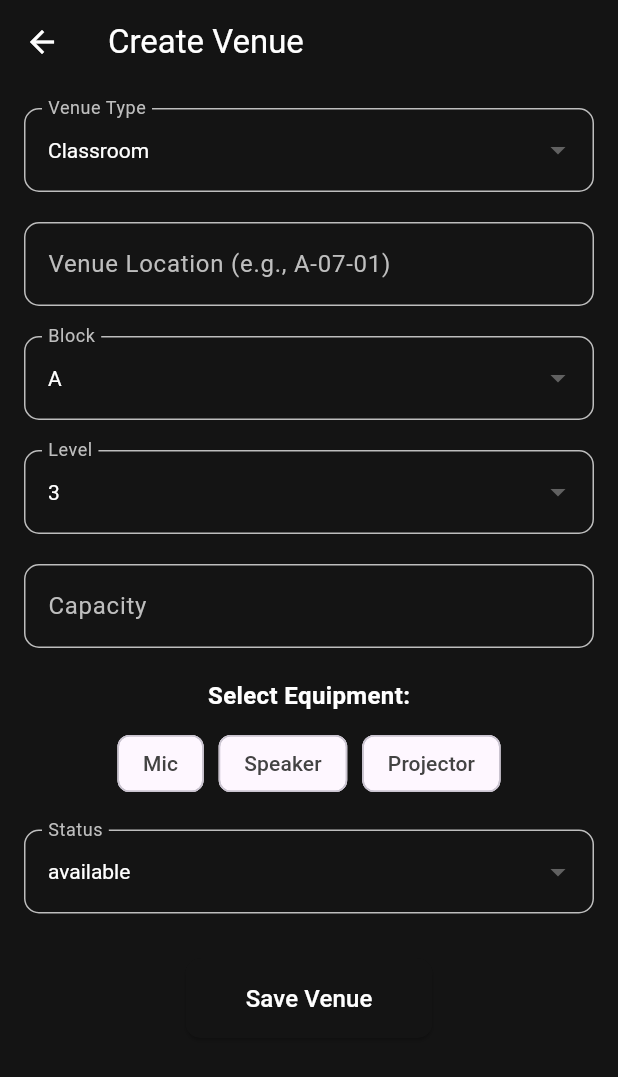
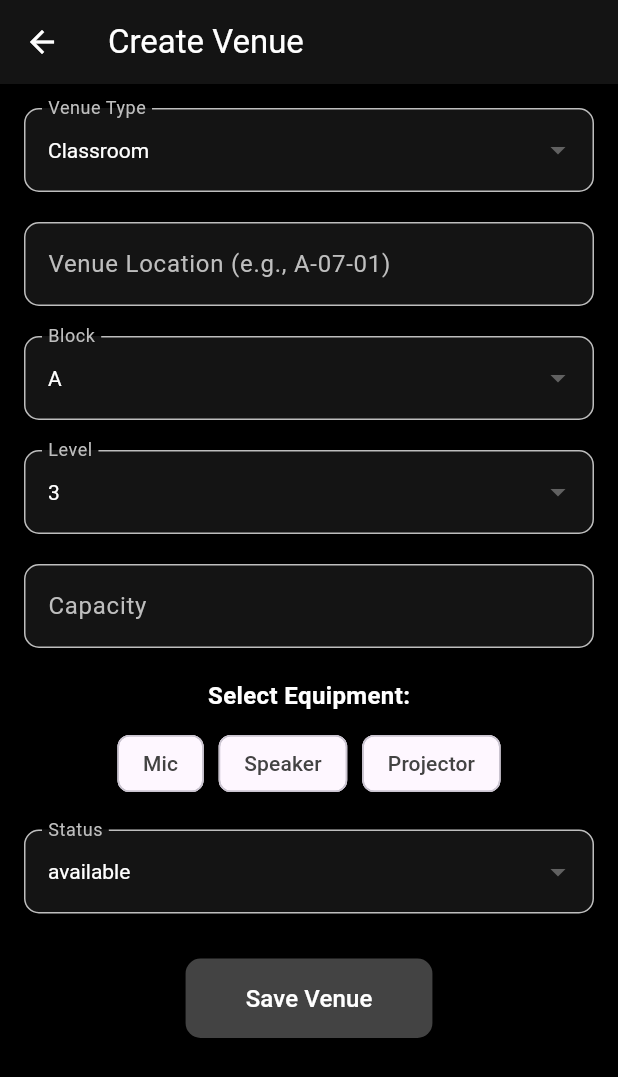
Before and after one commit to Desmond23Y/aphub, a Flutter app: the CreateVenuePage screen opened directly, on a phone screen of 412 x 824 dp. Shown: the top 1077 px of the screen. Run offline on Flutter 3.47's test engine with Material 3 defaults, Android fonts, the phone set to English and light mode, and no system bars; our stand-ins replace cloud_firestore, firebase_auth, firebase_core; accounts and stored records are empty.

Commit message:
123 color updated

```diff
--- a/lib/screens/admin_create_venues.dart
+++ b/lib/screens/admin_create_venues.dart
@@ -103,7 +103,7 @@ class CreateVenuePageState extends State<CreateVenuePage> {
         backgroundColor: AppColors.darkdarkgrey,
         foregroundColor: AppColors.white,
       ),
-      backgroundColor: AppColors.darkdarkgrey,
+      backgroundColor: AppColors.black,
       body: SingleChildScrollView(
         padding: const EdgeInsets.all(16.0),
         child: Column(
@@ -224,7 +224,7 @@ class CreateVenuePageState extends State<CreateVenuePage> {
               child: ElevatedButton(
                 onPressed: _saveVenue,
                 style: ElevatedButton.styleFrom(
-                  backgroundColor: AppColors.darkdarkgrey,
+                  backgroundColor: AppColors.darkgrey,
                   foregroundColor: AppColors.white,
                   padding:
                       const EdgeInsets.symmetric(horizontal: 40, vertical: 15),
@@ -294,8 +294,7 @@ class CreateVenuePageState extends State<CreateVenuePage> {
   }) {
     return TextField(
       controller: controller,
-      style:
-          const TextStyle(color: AppColors.white), // White text for dark theme
+      style: const TextStyle(color: AppColors.white),
       decoration: InputDecoration(
         labelText: label,
         labelStyle: const TextStyle(color: AppColors.lightgrey),
--- a/lib/screens/admin_update_venues.dart
+++ b/lib/screens/admin_update_venues.dart
@@ -143,7 +143,7 @@ class EditVenuePageState extends State<EditVenuePage> {
         backgroundColor: AppColors.darkdarkgrey,
         foregroundColor: AppColors.white,
       ),
-      backgroundColor: AppColors.darkdarkgrey,
+      backgroundColor: AppColors.black,
       body: SingleChildScrollView(
         padding: const EdgeInsets.all(16.0),
         child: Form(
```
Also changed, not shown: lib/screens/admin_venues_management.dart (+15 -12 lines).
